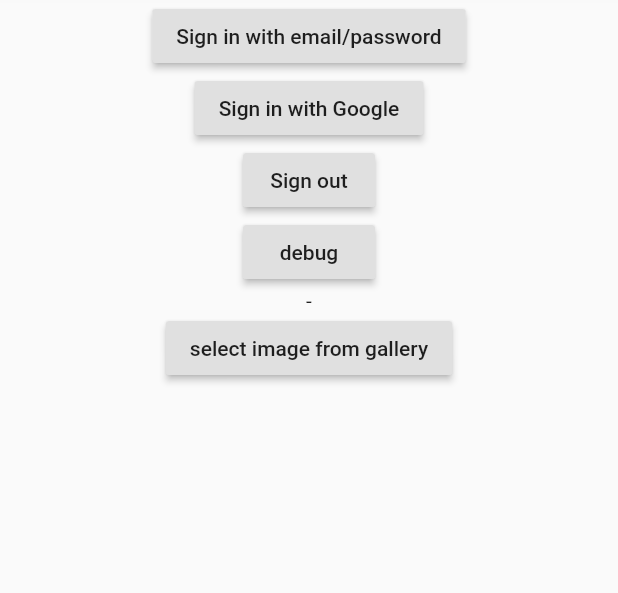
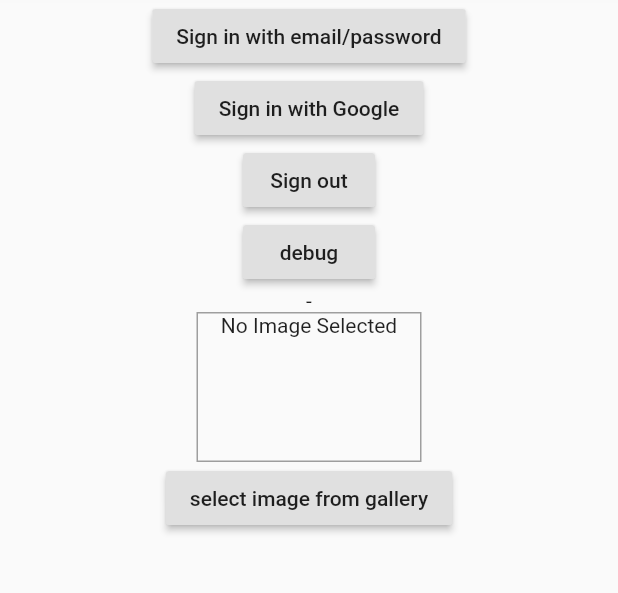
Before and after one commit to baloise/balexpenses, a Flutter app: the screen it shows after launch, on a phone screen of 412 x 824 dp, the part 108-701 px from its top. Run offline on Flutter 3.47's test engine with Material 2 defaults, Android fonts, the phone set to English and light mode, and no system bars; our stand-ins replace firebase_auth, google_sign_in, image_picker; accounts and stored records are empty.

Commit message:
display selected image

```diff
--- a/frontend/lib/screens/InvoiceSelection.dart
+++ b/frontend/lib/screens/InvoiceSelection.dart
@@ -25,6 +25,22 @@ class _InvoiceSelectionState extends State<InvoiceSelection> {
     return Container(
       child: Column(
         children: <Widget>[
+          Container(
+            width: 150,
+            height: 100,
+            decoration:
+                BoxDecoration(border: Border.all(width: 1, color: Colors.grey)),
+            child: this._image != null
+                ? Image.file(
+                    _image,
+                    fit: BoxFit.cover,
+                    width: double.infinity,
+                  )
+                : Text(
+                    'No Image Selected',
+                    textAlign: TextAlign.center,
+                  ),
+          ),
           RaisedButton(
             onPressed: getImage,
             child: Text("select image from gallery"),
```
